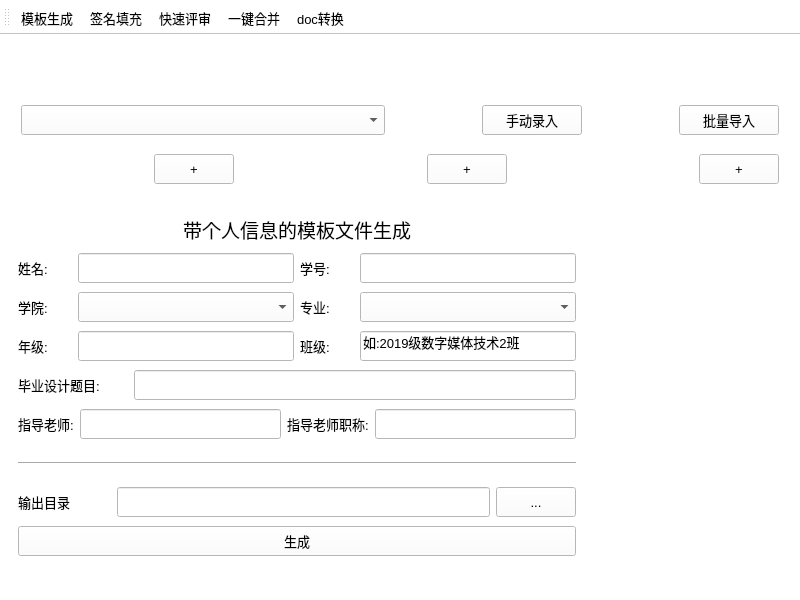
deoxyribonucleic-acid/doc_automation, file ui/main_ui_teacher.ui: the form before one commit.
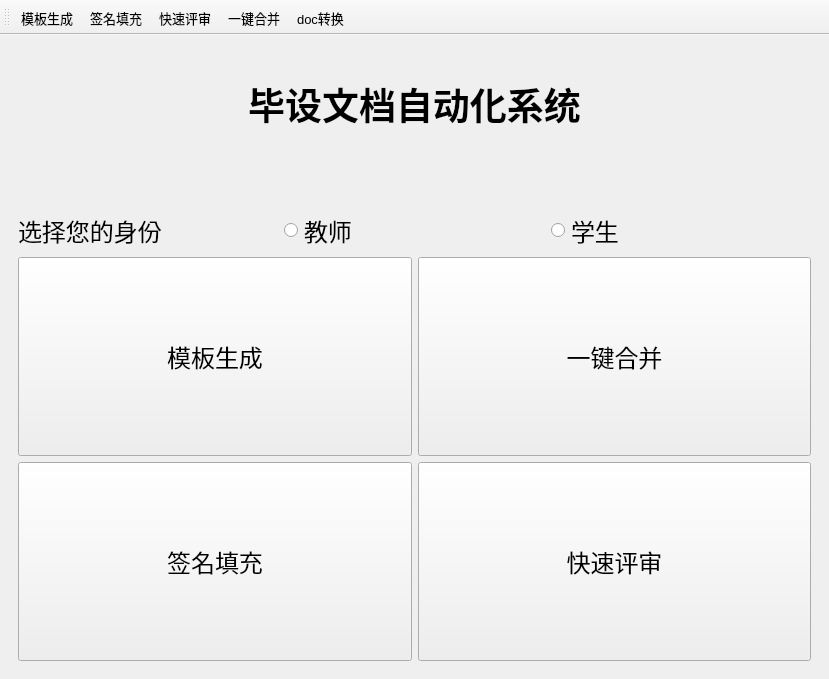
The form after the commit. The open tabs and pages were chosen to show the change. Icons and pictures are not drawn.

What changed in the file:
```diff
--- a/ui/main_ui_teacher.ui
+++ b/ui/main_ui_teacher.ui
@@ -6,8 +6,8 @@
    <rect>
     <x>0</x>
     <y>0</y>
-    <width>800</width>
-    <height>600</height>
+    <width>829</width>
+    <height>679</height>
    </rect>
   </property>
   <property name="sizePolicy">
@@ -28,6 +28,11 @@
     <height>16777215</height>
    </size>
   </property>
+  <property name="font">
+   <font>
+    <pointsize>18</pointsize>
+   </font>
+  </property>
   <property name="windowTitle">
    <string>MainWindow</string>
   </property>
@@ -35,13 +40,17 @@
    <bool>false</bool>
   </property>
   <property name="styleSheet">
-   <string notr="true">background-color: rgb(255, 255, 255);
-font:  &quot;思源黑体 CN Normal&quot;;
-
-</string>
+   <string notr="true"/>
   </property>
   <widget class="QWidget" name="centralwidget">
-   <layout class="QGridLayout" name="gridLayout_2">
+   <layout class="QGridLayout" name="gridLayout_9">
+    <item row="0" column="0">
+     <widget class="QStackedWidget" name="stackedWidget">
+      <property name="currentIndex">
+       <number>1</number>
+      </property>
+      <widget class="QWidget" name="functional">
+       <layout class="QGridLayout" name="gridLayout_8">
     <item row="0" column="0">
      <layout class="QVBoxLayout" name="verticalLayout_2" stretch="1,3">
       <item>
@@ -662,8 +671,8 @@
                 <rect>
                  <x>0</x>
                  <y>0</y>
-                 <width>284</width>
-                 <height>348</height>
+                     <width>234</width>
+                     <height>386</height>
                 </rect>
                </property>
                <layout class="QVBoxLayout" name="verticalLayout_6">
@@ -3385,8 +3394,215 @@
     </item>
    </layout>
   </widget>
-  <widget class="QStatusBar" name="statusbar"/>
+      <widget class="QWidget" name="login">
+       <layout class="QVBoxLayout" name="verticalLayout_7" stretch="2,1,1,8">
+        <item>
+         <widget class="QLabel" name="label_28">
+          <property name="sizePolicy">
+           <sizepolicy hsizetype="Expanding" vsizetype="Preferred">
+            <horstretch>0</horstretch>
+            <verstretch>0</verstretch>
+           </sizepolicy>
+          </property>
+          <property name="font">
+           <font>
+            <pointsize>28</pointsize>
+            <weight>75</weight>
+            <italic>false</italic>
+            <bold>true</bold>
+           </font>
+          </property>
+          <property name="text">
+           <string>毕设文档自动化系统</string>
+          </property>
+          <property name="alignment">
+           <set>Qt::AlignCenter</set>
+          </property>
+         </widget>
+        </item>
+        <item>
+         <spacer name="verticalSpacer">
+          <property name="orientation">
+           <enum>Qt::Vertical</enum>
+          </property>
+          <property name="sizeType">
+           <enum>QSizePolicy::Minimum</enum>
+          </property>
+          <property name="sizeHint" stdset="0">
+           <size>
+            <width>20</width>
+            <height>20</height>
+           </size>
+          </property>
+         </spacer>
+        </item>
+        <item>
+         <layout class="QHBoxLayout" name="horizontalLayout_15">
+          <item>
+           <widget class="QLabel" name="label_29">
+            <property name="text">
+             <string>选择您的身份</string>
+            </property>
+           </widget>
+          </item>
+          <item>
+           <widget class="QRadioButton" name="radioButton">
+            <property name="text">
+             <string>教师</string>
+            </property>
+           </widget>
+          </item>
+          <item>
+           <widget class="QRadioButton" name="radioButton_2">
+            <property name="text">
+             <string>学生</string>
+            </property>
+           </widget>
+          </item>
+         </layout>
+        </item>
+        <item>
+         <layout class="QVBoxLayout" name="verticalLayout_8" stretch="1,1">
+          <item>
+           <layout class="QHBoxLayout" name="horizontalLayout_13" stretch="1,1">
+            <item>
+             <widget class="QPushButton" name="pushButton">
+              <property name="sizePolicy">
+               <sizepolicy hsizetype="MinimumExpanding" vsizetype="Preferred">
+                <horstretch>0</horstretch>
+                <verstretch>0</verstretch>
+               </sizepolicy>
+              </property>
+              <property name="autoFillBackground">
+               <bool>false</bool>
+              </property>
+              <property name="styleSheet">
+               <string notr="true"/>
+              </property>
+              <property name="text">
+               <string>模板生成</string>
+              </property>
+              <property name="icon">
+               <iconset>
+                <normalon>:/icon/icons/User log.png</normalon>
+               </iconset>
+              </property>
+              <property name="iconSize">
+               <size>
+                <width>64</width>
+                <height>64</height>
+               </size>
+              </property>
+             </widget>
+            </item>
+            <item>
+             <widget class="QPushButton" name="pushButton_4">
+              <property name="sizePolicy">
+               <sizepolicy hsizetype="MinimumExpanding" vsizetype="Preferred">
+                <horstretch>0</horstretch>
+                <verstretch>0</verstretch>
+               </sizepolicy>
+              </property>
+              <property name="autoFillBackground">
+               <bool>false</bool>
+              </property>
+              <property name="text">
+               <string>一键合并</string>
+              </property>
+              <property name="icon">
+               <iconset>
+                <normalon>:/icon/icons/Menu Asset account.png</normalon>
+               </iconset>
+              </property>
+              <property name="iconSize">
+               <size>
+                <width>64</width>
+                <height>64</height>
+               </size>
+              </property>
+              <property name="checkable">
+               <bool>false</bool>
+              </property>
+              <property name="checked">
+               <bool>false</bool>
+              </property>
+             </widget>
+            </item>
+           </layout>
+          </item>
+          <item>
+           <layout class="QHBoxLayout" name="horizontalLayout_14" stretch="0,0">
+            <item>
+             <widget class="QPushButton" name="pushButton_2">
+              <property name="sizePolicy">
+               <sizepolicy hsizetype="MinimumExpanding" vsizetype="Preferred">
+                <horstretch>0</horstretch>
+                <verstretch>0</verstretch>
+               </sizepolicy>
+              </property>
+              <property name="autoFillBackground">
+               <bool>false</bool>
+              </property>
+              <property name="text">
+               <string>签名填充</string>
+              </property>
+              <property name="icon">
+               <iconset>
+                <normalon>:/icon/icons/Menu Certificate.png</normalon>
+               </iconset>
+              </property>
+              <property name="iconSize">
+               <size>
+                <width>64</width>
+                <height>64</height>
+               </size>
+              </property>
+              <property name="checkable">
+               <bool>false</bool>
+              </property>
+             </widget>
+            </item>
+            <item>
+             <widget class="QPushButton" name="pushButton_3">
+              <property name="sizePolicy">
+               <sizepolicy hsizetype="MinimumExpanding" vsizetype="Preferred">
+                <horstretch>0</horstretch>
+                <verstretch>0</verstretch>
+               </sizepolicy>
+              </property>
+              <property name="autoFillBackground">
+               <bool>false</bool>
+              </property>
+              <property name="text">
+               <string>快速评审</string>
+              </property>
+              <property name="icon">
+               <iconset>
+                <normalon>:/icon/icons/Usage statistics.png</normalon>
+               </iconset>
+              </property>
+              <property name="iconSize">
+               <size>
+                <width>64</width>
+                <height>64</height>
+               </size>
+              </property>
+             </widget>
+            </item>
+           </layout>
+          </item>
+         </layout>
+        </item>
+       </layout>
+      </widget>
+     </widget>
+    </item>
+   </layout>
+  </widget>
   <widget class="QToolBar" name="toolBar">
+   <property name="enabled">
+    <bool>true</bool>
+   </property>
    <property name="font">
     <font>
      <pointsize>10</pointsize>
```
Left out of the diff: 64 changed lines with no effect on the pictures. Lines whose indentation alone changed are shown as unchanged.
